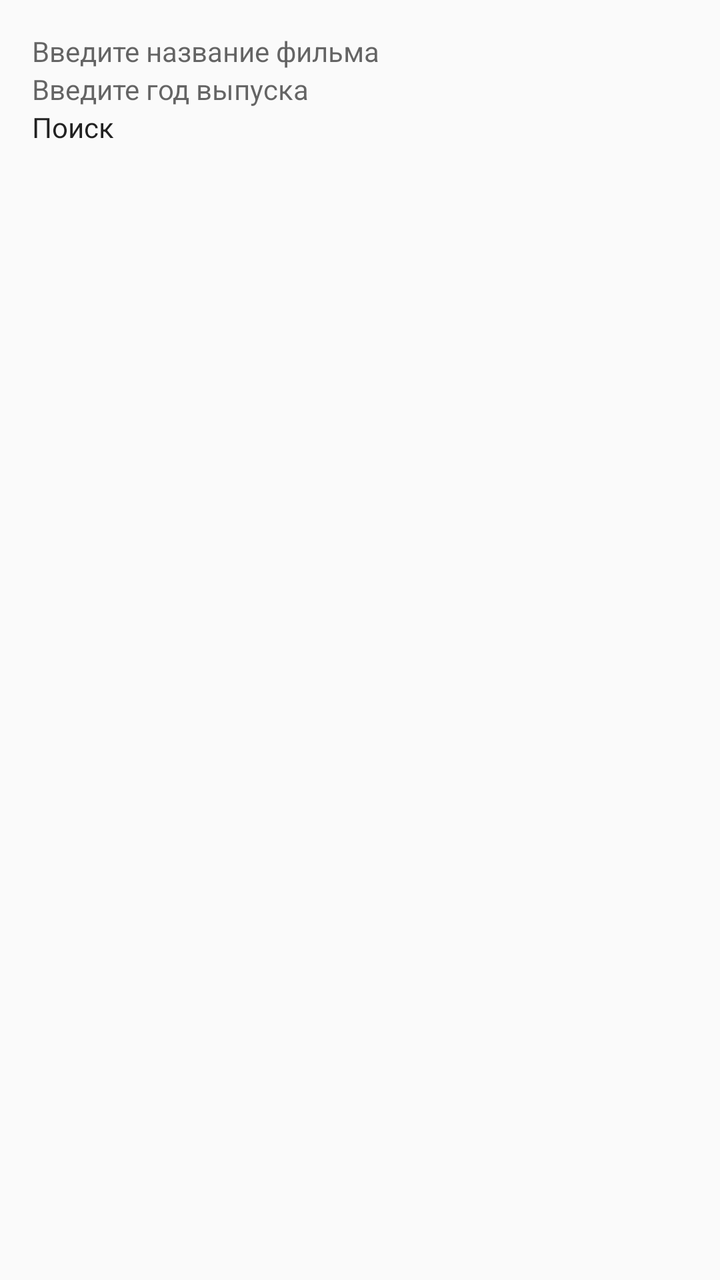
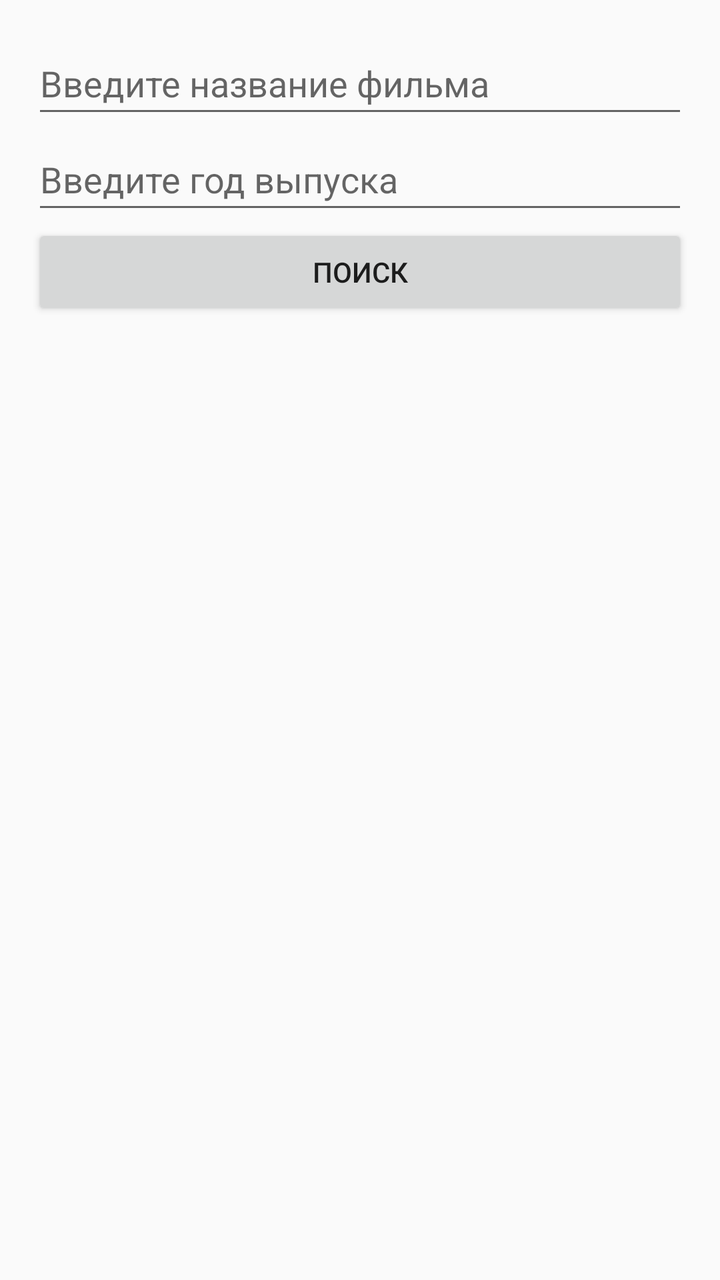

Screens rendered from an Android XML layout before and after an edit, with the pre-edit source and the edit as a unified diff.
<!-- AndroidManifest.xml: application theme Theme.Wewatch -->
<!-- res/layout/activity_add.xml -->
<LinearLayout xmlns:android="http://schemas.android.com/apk/res/android"
    android:orientation="vertical"
    android:layout_width="match_parent"
    android:layout_height="match_parent"
    android:padding="16dp">

    <EditText
        android:id="@+id/et_search"
        android:layout_width="match_parent"
        android:layout_height="wrap_content"
        android:hint="Введите название фильма" />

    <EditText
        android:id="@+id/et_movie_year"
        android:layout_width="match_parent"
        android:layout_height="wrap_content"
        android:hint="Введите год выпуска"
        android:inputType="number" />

    <Button
        android:id="@+id/btn_search"
        android:layout_width="match_parent"
        android:layout_height="wrap_content"
        android:text="Поиск" />

</LinearLayout>
<!-- resources referenced by this layout -->
<resources>
  <style name="Theme.Wewatch" parent="android:Theme.Material.Light.NoActionBar" />
</resources>

<!-- the commit's change to res/layout/activity_add.xml (unified diff, before → after) -->
@@ -8,14 +8,17 @@
         android:id="@+id/et_search"
         android:layout_width="match_parent"
         android:layout_height="wrap_content"
-        android:hint="Введите название фильма" />
+        android:hint="Введите название фильма"
+        android:inputType="text"
+        android:minHeight="48dp" />
 
     <EditText
         android:id="@+id/et_movie_year"
         android:layout_width="match_parent"
         android:layout_height="wrap_content"
         android:hint="Введите год выпуска"
-        android:inputType="number" />
+        android:inputType="number"
+        android:minHeight="48dp" />
 
     <Button
         android:id="@+id/btn_search"
<!-- resource entries referenced after the edit -->
@@ -1,5 +1,13 @@
 <!-- resources referenced by this layout -->
 <resources>
-  <style name="Theme.Wewatch" parent="android:Theme.Material.Light.NoActionBar" />
+  <style name="Theme.Wewatch" parent="Theme.AppCompat.Light.DarkActionBar">
+          
+          <item name="colorPrimary">@color/purple_500</item>
+          <item name="colorPrimaryDark">@color/purple_700</item>
+          <item name="colorAccent">@color/teal_200</item>
+      </style>
+  <color name="purple_500">#FF6200EE</color>
+  <color name="purple_700">#FF3700B3</color>
+  <color name="teal_200">#FF03DAC5</color>
 </resources>
 
